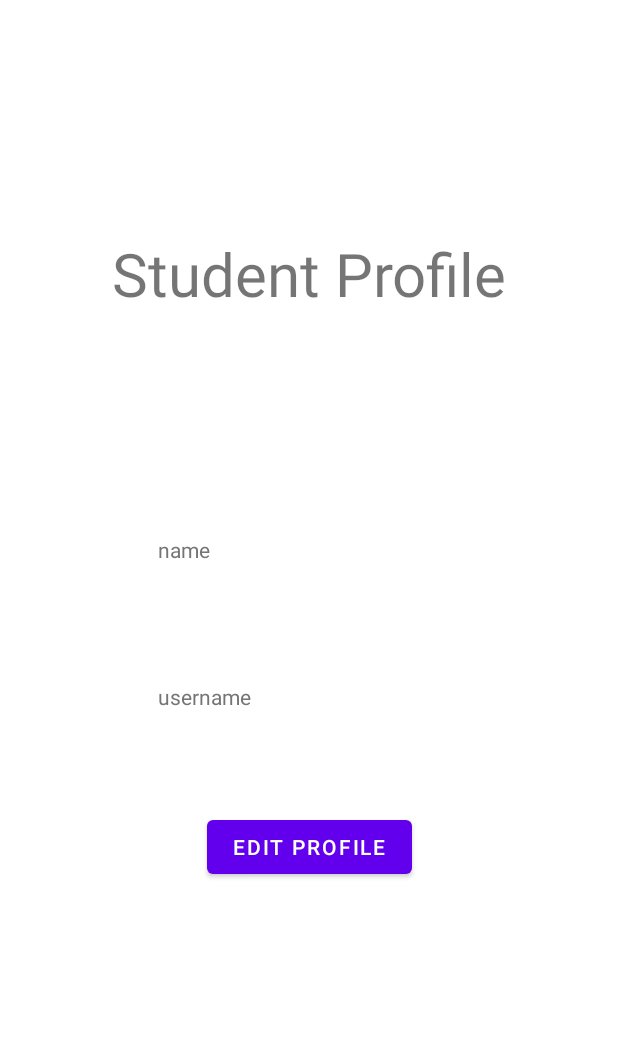
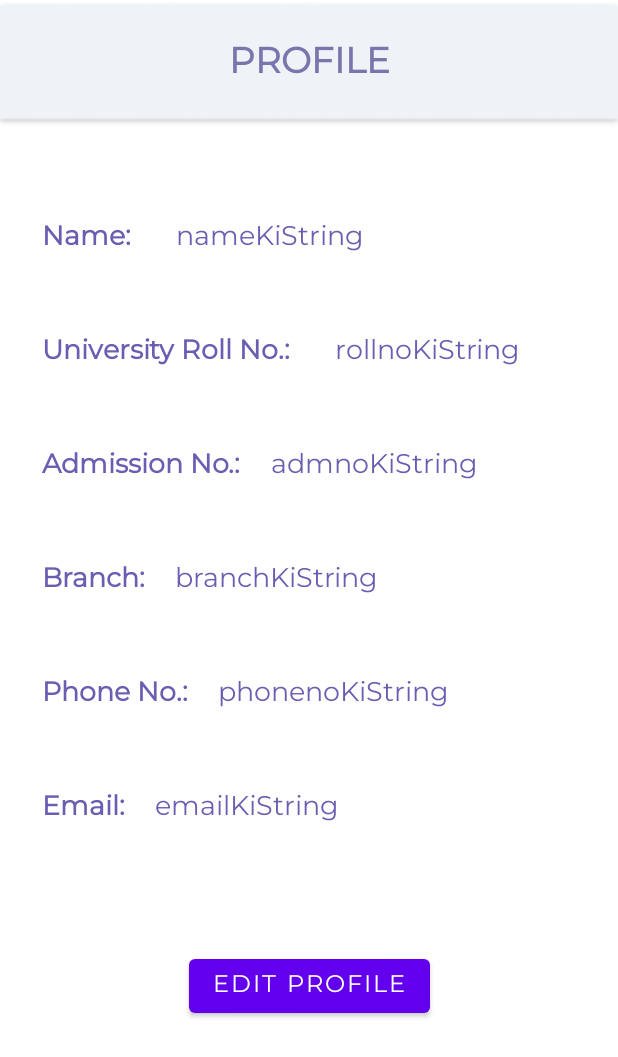
Before and after one commit to inQuery5187/inQuery2.0, an Android app: the layout activity_sprofile.xml on its own in the app's theme, with its tools: preview values and no code run, on a phone screen of 412 x 824 dp. Shown: the top 1057 px of the screen. Run offline under Robolectric (Android 15) with nearby library versions, the phone set to English and light mode, and no system bars.

Commit message:
profile and edit profile

```diff
--- a/app/src/main/res/layout/activity_qleavemulti.xml
+++ b/app/src/main/res/layout/activity_qleavemulti.xml
@@ -64,8 +64,8 @@
         android:layout_height="40dp"
         android:layout_marginStart="28dp"
         android:layout_marginTop="28dp"
+        android:text="Reason:"
         android:fontFamily="@font/montserrat"
-        android:text="Reason:"
         android:textColor="#6B5DB1"
         android:textSize="18sp"
         android:textStyle="bold"
@@ -107,6 +107,7 @@
         android:layout_marginStart="28dp"
         android:layout_marginTop="80dp"
         android:text="Choose Reciever: "
+        android:fontFamily="@font/montserrat"
         android:textColor="#6B5DB1"
         android:textSize="18sp"
         android:textStyle="bold"
--- a/app/src/main/res/layout/activity_sprofile.xml
+++ b/app/src/main/res/layout/activity_sprofile.xml
@@ -4,106 +4,212 @@
     xmlns:tools="http://schemas.android.com/tools"
     android:layout_width="match_parent"
     android:layout_height="match_parent"
-    tools:context=".f_signup">
-
-    <androidx.drawerlayout.widget.DrawerLayout
-        android:id="@+id/my_drawer_layout1"
-        android:layout_width="0dp"
-        android:layout_height="0dp"
-        app:layout_constraintBottom_toBottomOf="parent"
-        app:layout_constraintEnd_toEndOf="parent"
-        app:layout_constraintHorizontal_bias="1.0"
-        app:layout_constraintStart_toStartOf="parent"
-        app:layout_constraintTop_toTopOf="parent"
-        app:layout_constraintVertical_bias="0.0"
-        tools:context=".MainActivity"
-        tools:ignore="HardcodedText">
-
-        <RelativeLayout
-            android:layout_width="wrap_content"
-            android:layout_height="wrap_content">
+    tools:context=".sprofileedit">
 
     <TextView
-                android:id="@+id/userId"
-                android:layout_width="200dp"
+        android:id="@+id/textView15"
+        android:layout_width="wrap_content"
         android:layout_height="40dp"
-                android:layout_below="@+id/userName"
-                android:layout_alignParentStart="true"
-                android:layout_alignParentEnd="true"
-                android:layout_marginStart="105.5dp"
-                android:layout_marginTop="58dp"
-                android:layout_marginEnd="105.5dp"
-                android:ems="10"
-                android:hint="@string/username_signup"
-                android:importantForAutofill="no"
-                android:inputType="textPersonName"
-                android:textColorHint="#757575"
-                tools:ignore="TouchTargetSizeCheck" />
-
-            <TextView
-                android:id="@+id/textView"
-                android:layout_width="365dp"
-                android:layout_height="173dp"
         android:layout_alignParentStart="true"
         android:layout_alignParentTop="true"
         android:layout_alignParentEnd="true"
-                android:layout_marginStart="23.5dp"
-                android:layout_marginTop="96dp"
-                android:layout_marginEnd="23.5dp"
+        android:fontFamily="@font/montserrat"
         android:gravity="center"
-                android:text="Student Profile"
-                android:textSize="40sp" />
+        android:text="PROFILE"
+        android:textColor="#7268A6"
+        android:textSize="24sp"
+        android:textStyle="bold"
+        app:layout_constraintBottom_toBottomOf="@+id/imageView7"
+        app:layout_constraintEnd_toEndOf="parent"
+        app:layout_constraintStart_toStartOf="parent"
+        app:layout_constraintTop_toTopOf="@+id/imageView7" />
+
+    <ImageView
+        android:id="@+id/imageView7"
+        android:layout_width="match_parent"
+        android:layout_height="85dp"
+        android:layout_alignParentEnd="true"
+        app:layout_constraintEnd_toEndOf="parent"
+        app:layout_constraintHorizontal_bias="0.0"
+        app:layout_constraintStart_toStartOf="parent"
+        app:layout_constraintTop_toTopOf="parent"
+        app:srcCompat="@drawable/backgroundtop" />
 
     <TextView
-                android:id="@+id/userName"
-                android:layout_width="200dp"
-                android:layout_height="40dp"
-                android:layout_below="@+id/textView"
-                android:layout_alignParentStart="true"
-                android:layout_alignParentEnd="true"
-                android:layout_marginStart="105.5dp"
-                android:layout_marginTop="87dp"
-                android:layout_marginEnd="105.5dp"
-                android:ems="10"
-                android:hint="@string/name"
-                android:importantForAutofill="no"
-                android:inputType="textPersonName"
-                android:textColorHint="#757575"
-                app:layout_constraintEnd_toEndOf="parent"
-                app:layout_constraintHorizontal_bias="0.497"
+        android:id="@+id/textView17"
+        android:layout_width="wrap_content"
+        android:layout_height="48dp"
+        android:layout_marginStart="28dp"
+        android:layout_marginTop="28dp"
+        android:fontFamily="@font/montserrat"
+        android:paddingRight="10dp"
+        android:text="University Roll No.:"
+        android:textColor="#6B5DB1"
+        android:textSize="18sp"
+        android:textStyle="bold"
         app:layout_constraintStart_toStartOf="parent"
-                app:layout_constraintTop_toBottomOf="@+id/userId"
-                tools:ignore="TouchTargetSizeCheck" />
+        app:layout_constraintTop_toBottomOf="@+id/textView24" />
+
+    <TextView
+        android:id="@+id/textView24"
+        android:layout_width="wrap_content"
+        android:layout_height="48dp"
+        android:layout_marginStart="28dp"
+        android:layout_marginTop="60dp"
+        android:fontFamily="@font/montserrat"
+        android:paddingRight="10dp"
+        android:text="Name:"
+        android:textColor="#6B5DB1"
+        android:textSize="18sp"
+        android:textStyle="bold"
+        app:layout_constraintStart_toStartOf="parent"
+        app:layout_constraintTop_toBottomOf="@+id/imageView7" />
+
+    <TextView
+        android:id="@+id/textView18"
+        android:layout_width="wrap_content"
+        android:layout_height="48dp"
+        android:layout_marginStart="28dp"
+        android:layout_marginTop="28dp"
+        android:fontFamily="@font/montserrat"
+        android:text="Admission No.:"
+        android:textColor="#6B5DB1"
+        android:textSize="18sp"
+        android:textStyle="bold"
+        app:layout_constraintStart_toStartOf="parent"
+        app:layout_constraintTop_toBottomOf="@+id/textView17" />
+
+    <TextView
+        android:id="@+id/textView19"
+        android:layout_width="wrap_content"
+        android:layout_height="48dp"
+        android:layout_marginStart="28dp"
+        android:layout_marginTop="28dp"
+        android:fontFamily="@font/montserrat"
+        android:text="Branch:"
+        android:textColor="#6B5DB1"
+        android:textSize="18sp"
+        android:textStyle="bold"
+        app:layout_constraintStart_toStartOf="parent"
+        app:layout_constraintTop_toBottomOf="@+id/textView18" />
+
+    <TextView
+        android:id="@+id/textView21"
+        android:layout_width="wrap_content"
+        android:layout_height="48dp"
+        android:layout_marginStart="28dp"
+        android:layout_marginTop="28dp"
+        android:fontFamily="@font/montserrat"
+        android:text="Phone No.:"
+        android:textColor="#6B5DB1"
+        android:textSize="18sp"
+        android:textStyle="bold"
+        app:layout_constraintStart_toStartOf="parent"
+        app:layout_constraintTop_toBottomOf="@+id/textView19" />
+
+    <TextView
+        android:id="@+id/textView22"
+        android:layout_width="wrap_content"
+        android:layout_height="48dp"
+        android:layout_marginStart="28dp"
+        android:layout_marginTop="28dp"
+        android:fontFamily="@font/montserrat"
+        android:text="Email:"
+        android:textColor="#6B5DB1"
+        android:textSize="18sp"
+        android:textStyle="bold"
+        app:layout_constraintStart_toStartOf="parent"
+        app:layout_constraintTop_toBottomOf="@+id/textView21" />
 
     <Button
-                android:id="@+id/querybox"
+        android:id="@+id/button2"
         android:layout_width="wrap_content"
         android:layout_height="wrap_content"
-                android:layout_below="@+id/userId"
-                android:layout_alignParentStart="true"
-                android:layout_alignParentEnd="true"
-                android:layout_marginStart="138dp"
-                android:layout_marginTop="46dp"
-                android:layout_marginEnd="137dp"
+        android:layout_marginTop="60dp"
         android:text="Edit Profile"
-                app:layout_constraintBottom_toBottomOf="parent"
+        android:fontFamily="@font/montserrat"
+        android:textColor="#FFFFFF"
+        android:textSize="16sp"
         app:layout_constraintEnd_toEndOf="parent"
-                app:layout_constraintHorizontal_bias="0.498"
         app:layout_constraintStart_toStartOf="parent"
-                app:layout_constraintTop_toBottomOf="@+id/userName"
-                app:layout_constraintVertical_bias="0.0" />
-        </RelativeLayout>
+        app:layout_constraintTop_toBottomOf="@+id/textView22" />
 
-        <!-- this the navigation view which draws and shows the navigation drawer -->
-        <!-- include the menu created in the menu folder -->
-        <com.google.android.material.navigation.NavigationView
-            android:id="@+id/nav_view"
+    <TextView
+        android:id="@+id/textView16"
         android:layout_width="wrap_content"
-            android:layout_height="match_parent"
-            android:layout_gravity="start"
-            app:menu="@menu/navigation_menu" />
+        android:layout_height="48dp"
+        android:layout_marginStart="20dp"
+        android:layout_marginTop="60dp"
+        android:fontFamily="@font/montserrat"
+        android:text="nameKiString"
+        android:textColor="#6B5DB1"
+        android:textSize="18sp"
+        app:layout_constraintStart_toEndOf="@+id/textView24"
+        app:layout_constraintTop_toBottomOf="@+id/imageView7" />
 
+    <TextView
+        android:id="@+id/textView23"
+        android:layout_width="wrap_content"
+        android:layout_height="48dp"
+        android:layout_marginStart="20dp"
+        android:layout_marginTop="28dp"
+        android:fontFamily="@font/montserrat"
+        android:text="rollnoKiString"
+        android:textColor="#6B5DB1"
+        android:textSize="18sp"
+        app:layout_constraintStart_toEndOf="@+id/textView17"
+        app:layout_constraintTop_toBottomOf="@+id/textView16" />
 
-    </androidx.drawerlayout.widget.DrawerLayout>
+    <TextView
+        android:id="@+id/textView25"
+        android:layout_width="wrap_content"
+        android:layout_height="48dp"
+        android:layout_marginStart="20dp"
+        android:layout_marginTop="28dp"
+        android:fontFamily="@font/montserrat"
+        android:text="admnoKiString"
+        android:textColor="#6B5DB1"
+        android:textSize="18sp"
+        app:layout_constraintStart_toEndOf="@+id/textView18"
+        app:layout_constraintTop_toBottomOf="@+id/textView23" />
+
+    <TextView
+        android:id="@+id/textView26"
+        android:layout_width="wrap_content"
+        android:layout_height="48dp"
+        android:layout_marginStart="20dp"
+        android:layout_marginTop="28dp"
+        android:fontFamily="@font/montserrat"
+        android:text="branchKiString"
+        android:textColor="#6B5DB1"
+        android:textSize="18sp"
+        app:layout_constraintStart_toEndOf="@+id/textView19"
+        app:layout_constraintTop_toBottomOf="@+id/textView25" />
+
+    <TextView
+        android:id="@+id/textView28"
+        android:layout_width="wrap_content"
+        android:layout_height="48dp"
+        android:layout_marginStart="20dp"
+        android:layout_marginTop="28dp"
+        android:fontFamily="@font/montserrat"
+        android:text="phonenoKiString"
+        android:textColor="#6B5DB1"
+        android:textSize="18sp"
+        app:layout_constraintStart_toEndOf="@+id/textView21"
+        app:layout_constraintTop_toBottomOf="@+id/textView26" />
+
+    <TextView
+        android:id="@+id/textView29"
+        android:layout_width="wrap_content"
+        android:layout_height="48dp"
+        android:layout_marginStart="20dp"
+        android:layout_marginTop="28dp"
+        android:fontFamily="@font/montserrat"
+        android:text="emailKiString"
+        android:textColor="#6B5DB1"
+        android:textSize="18sp"
+        app:layout_constraintStart_toEndOf="@+id/textView22"
+        app:layout_constraintTop_toBottomOf="@+id/textView28" />
 
 </androidx.constraintlayout.widget.ConstraintLayout>
--- a/app/src/main/res/layout/activity_sprofileedit.xml
+++ b/app/src/main/res/layout/activity_sprofileedit.xml
@@ -8,7 +8,7 @@
 
     <TextView
         android:id="@+id/textView15"
-        android:layout_width="218dp"
+        android:layout_width="wrap_content"
         android:layout_height="40dp"
         android:layout_alignParentStart="true"
         android:layout_alignParentTop="true"
@@ -35,89 +35,83 @@
         app:layout_constraintTop_toTopOf="parent"
         app:srcCompat="@drawable/backgroundtop" />
 
-    <TextView
+    <EditText
         android:id="@+id/textView17"
         android:layout_width="wrap_content"
-        android:layout_height="wrap_content"
-        android:layout_marginTop="20dp"
+        android:layout_height="48dp"
+        android:layout_marginStart="28dp"
+        android:layout_marginTop="28dp"
+        android:fontFamily="@font/montserrat"
         android:paddingRight="10dp"
         android:text="University Roll No. :"
-        android:textSize="20sp"
-        app:layout_constraintEnd_toEndOf="parent"
-        app:layout_constraintHorizontal_bias="0.218"
+        android:textColor="#6B5DB1"
+        android:textSize="18sp"
         app:layout_constraintStart_toStartOf="parent"
         app:layout_constraintTop_toBottomOf="@+id/textView24" />
 
-    <TextView
+    <EditText
         android:id="@+id/textView24"
-        android:layout_width="72dp"
-        android:layout_height="28dp"
+        android:layout_width="wrap_content"
+        android:layout_height="48dp"
+        android:layout_marginStart="28dp"
         android:layout_marginTop="60dp"
+        android:fontFamily="@font/montserrat"
         android:paddingRight="10dp"
-        android:text="Name :"
-        android:textSize="20sp"
-        app:layout_constraintEnd_toEndOf="parent"
-        app:layout_constraintHorizontal_bias="0.145"
+        android:text="nameKistring"
+        android:textColor="#6B5DB1"
+        android:textSize="18sp"
         app:layout_constraintStart_toStartOf="parent"
         app:layout_constraintTop_toBottomOf="@+id/imageView7" />
 
-    <TextView
+    <EditText
         android:id="@+id/textView18"
         android:layout_width="wrap_content"
-        android:layout_height="wrap_content"
-        android:layout_marginTop="20dp"
+        android:layout_height="48dp"
+        android:layout_marginStart="28dp"
+        android:layout_marginTop="28dp"
+        android:fontFamily="@font/montserrat"
         android:text="Admission No. :"
-        android:textSize="20sp"
-        app:layout_constraintEnd_toEndOf="parent"
-        app:layout_constraintHorizontal_bias="0.185"
+        android:textColor="#6B5DB1"
+        android:textSize="18sp"
         app:layout_constraintStart_toStartOf="parent"
         app:layout_constraintTop_toBottomOf="@+id/textView17" />
 
-    <TextView
+    <EditText
         android:id="@+id/textView19"
         android:layout_width="wrap_content"
-        android:layout_height="wrap_content"
-        android:layout_marginTop="20dp"
+        android:layout_height="48dp"
+        android:layout_marginStart="28dp"
+        android:layout_marginTop="28dp"
+        android:fontFamily="@font/montserrat"
         android:text="Branch"
-        android:textSize="20sp"
-        app:layout_constraintEnd_toEndOf="parent"
-        app:layout_constraintHorizontal_bias="0.14"
+        android:textColor="#6B5DB1"
+        android:textSize="18sp"
         app:layout_constraintStart_toStartOf="parent"
         app:layout_constraintTop_toBottomOf="@+id/textView18" />
 
-    <TextView
-        android:id="@+id/textView20"
+    <EditText
+        android:id="@+id/textView21"
         android:layout_width="wrap_content"
-        android:layout_height="wrap_content"
-        android:layout_marginTop="20dp"
-        android:text="Gender"
-        android:textSize="20sp"
-        app:layout_constraintEnd_toEndOf="parent"
-        app:layout_constraintHorizontal_bias="0.144"
+        android:layout_height="48dp"
+        android:layout_marginStart="28dp"
+        android:layout_marginTop="28dp"
+        android:fontFamily="@font/montserrat"
+        android:text="Phone No. :"
+        android:textColor="#6B5DB1"
+        android:textSize="18sp"
         app:layout_constraintStart_toStartOf="parent"
         app:layout_constraintTop_toBottomOf="@+id/textView19" />
 
-    <TextView
-        android:id="@+id/textView21"
-        android:layout_width="wrap_content"
-        android:layout_height="wrap_content"
-        android:layout_marginTop="20dp"
-        android:text="Phone No. :"
-        android:textSize="20sp"
-        app:layout_constraintEnd_toEndOf="parent"
-        app:layout_constraintHorizontal_bias="0.159"
-        app:layout_constraintStart_toStartOf="parent"
-        app:layout_constraintTop_toBottomOf="@+id/textView20" />
-
-    <TextView
+    <EditText
         android:id="@+id/textView22"
         android:layout_width="wrap_content"
-        android:layout_height="wrap_content"
-        android:layout_marginTop="20dp"
+        android:layout_height="48dp"
+        android:layout_marginStart="28dp"
+        android:layout_marginTop="28dp"
+        android:fontFamily="@font/montserrat"
         android:text="Email :"
-        android:textSize="20sp"
-        app:layout_constraintEnd_toEndOf="parent"
-        app:layout_constraintHorizontal_bias="0.139"
+        android:textColor="#6B5DB1"
+        android:textSize="18sp"
         app:layout_constraintStart_toStartOf="parent"
         app:layout_constraintTop_toBottomOf="@+id/textView21" />
 
@@ -125,7 +119,7 @@
         android:id="@+id/imageView8"
         android:layout_width="wrap_content"
         android:layout_height="wrap_content"
-        android:layout_marginTop="80dp"
+        android:layout_marginTop="60dp"
         app:layout_constraintEnd_toEndOf="parent"
         app:layout_constraintStart_toStartOf="parent"
         app:layout_constraintTop_toBottomOf="@+id/textView22"
```
Lines whose indentation alone changed are shown as unchanged.
